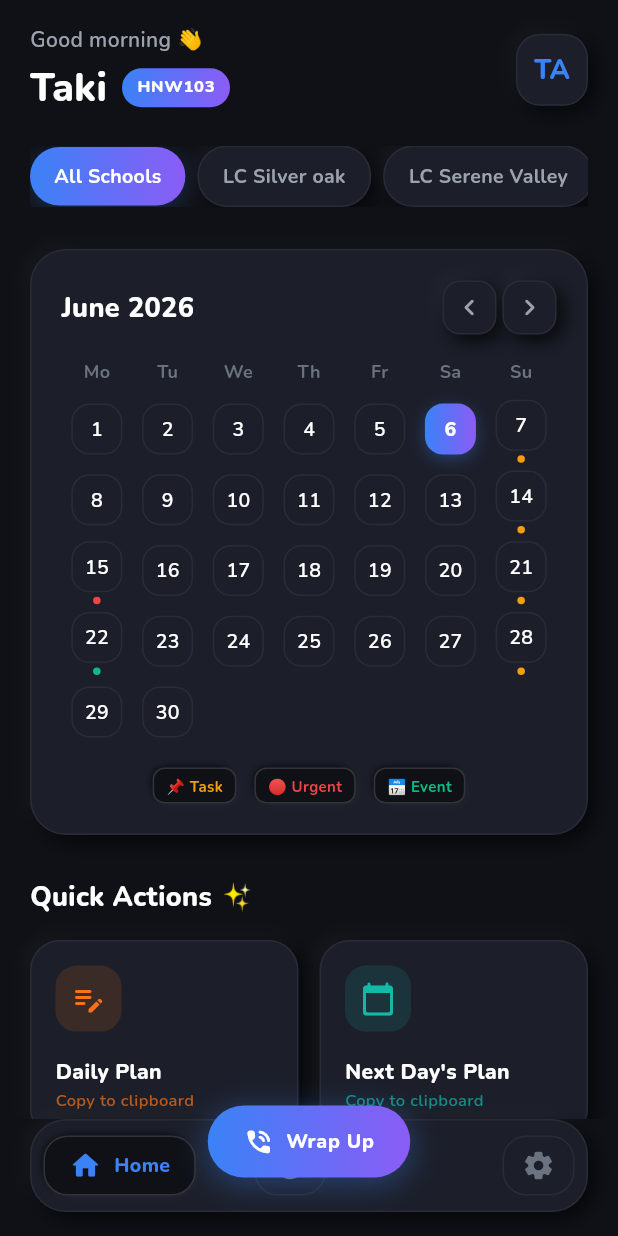
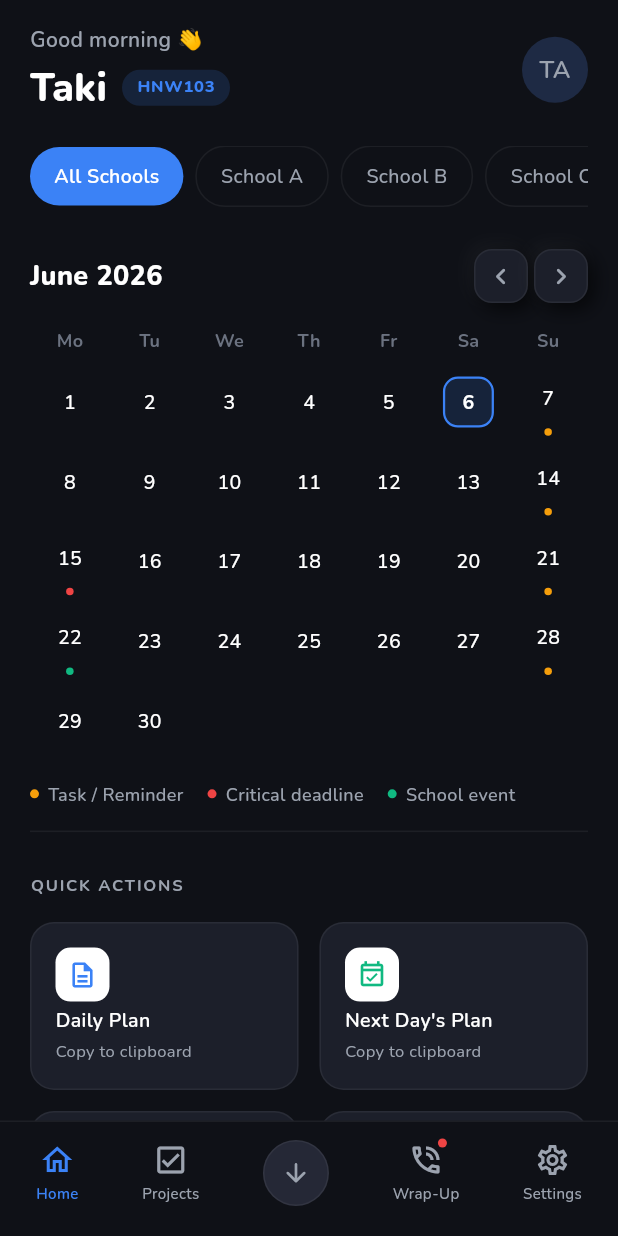
Before and after one commit to TAKIGOKUL/LORENZO-HNW, a Flutter app: the screen it shows after launch, on a phone screen of 412 x 824 dp. Run offline on Flutter 3.47's test engine with Material 3 defaults, Android fonts, the phone set to English and light mode, and no system bars; our stand-ins replace file_picker, flutter_local_notifications, flutter_riverpod, freezed_annotation, go_router, google_fonts and 2 more; missing offline and left inert: home_widget, record; accounts and stored records are empty.

```diff
--- a/lib/core/services/notification_service.dart
+++ b/lib/core/services/notification_service.dart
@@ -1,5 +1,5 @@
-import 'dart:io';
-import 'package:flutter/foundation.dart';
+import 'dart:io' if (dart.library.html) 'dart:html';
+import 'package:flutter/foundation.dart' show kIsWeb;
 import 'package:flutter/material.dart';
 import 'package:flutter_local_notifications/flutter_local_notifications.dart';
 import 'package:timezone/data/latest_all.dart' as tz;
@@ -18,6 +18,7 @@ class NotificationService {
   static const String _periodChannelName = 'Pre-class Period Reminders';
 
   static Future<void> init() async {
+    if (kIsWeb) return; // Notifications not supported on web
     tz.initializeTimeZones();
     try {
       tz.setLocalLocation(tz.getLocation('Asia/Kolkata')); // Standard default for India / HowNWhy
@@ -76,6 +77,7 @@ class NotificationService {
 
   /// Schedule Daily Plan reminder at 6:30 PM (18:30)
   static Future<void> scheduleDailyPlanReminder(bool enabled) async {
+    if (kIsWeb) return;
     try {
       // First cancel existing daily plan reminder
       await _notificationsPlugin.cancel(id: _dailyPlanId);
@@ -129,6 +131,7 @@ class NotificationService {
   /// Reschedule reminders for all periods
   /// Scheduled 10 minutes before the period starts
   static Future<void> rescheduleAllPeriods(List<Period> periods, bool preClassEnabled) async {
+    if (kIsWeb) return;
     try {
       // First, cancel all notifications in the period category range by cancellation or all
       for (final p in periods) {
--- a/lib/features/dashboard/dashboard_screen.dart
+++ b/lib/features/dashboard/dashboard_screen.dart
@@ -59,7 +59,7 @@ class _DashboardScreenState extends ConsumerState<DashboardScreen> {
         ? name.substring(0, 2).toUpperCase()
         : name.substring(0, 1).toUpperCase();
 
-    final schools = ['All Schools', 'LC Silver oak', 'LC Serene Valley', 'LC Svmps'];
+    final schools = ['All Schools', 'School A', 'School B', 'School C'];
 
     return Column(
       crossAxisAlignment: CrossAxisAlignment.start,
@@ -81,12 +81,12 @@ class _DashboardScreenState extends ConsumerState<DashboardScreen> {
                       Text(name, style: const TextStyle(color: AppColors.textPrimary, fontSize: 26, fontWeight: FontWeight.w800)),
                       const SizedBox(width: 10),
                       Container(
-                        padding: const EdgeInsets.symmetric(horizontal: 10, vertical: 5),
+                        padding: const EdgeInsets.symmetric(horizontal: 10, vertical: 4),
                         decoration: BoxDecoration(
-                          gradient: const LinearGradient(colors: [AppColors.primary, AppColors.purple]),
+                          color: AppColors.primary.withAlpha(40),
                           borderRadius: BorderRadius.circular(20),
                         ),
-                        child: Text(empCode, style: const TextStyle(color: Colors.white, fontSize: 11, fontWeight: FontWeight.w800, letterSpacing: 0.5)),
+                        child: Text(empCode, style: const TextStyle(color: AppColors.primary, fontSize: 11, fontWeight: FontWeight.w800, letterSpacing: 0.5)),
                       ),
                     ],
                   ),
@@ -95,11 +95,14 @@ class _DashboardScreenState extends ConsumerState<DashboardScreen> {
             ),
             // Neumorphic avatar
             Container(
-              width: 48,
-              height: 48,
-              decoration: AppColors.neumorphicRaised(radius: 16),
+              width: 44,
+              height: 44,
+              decoration: const BoxDecoration(
+                color: Color(0xFF1E2A44),
+                shape: BoxShape.circle,
+              ),
               child: Center(
-                child: Text(initials, style: const TextStyle(color: AppColors.primary, fontWeight: FontWeight.w800, fontSize: 18)),
+                child: Text(initials, style: const TextStyle(color: AppColors.textSecondary, fontWeight: FontWeight.w600, fontSize: 16)),
               ),
             ),
           ],
@@ -121,14 +124,17 @@ class _DashboardScreenState extends ConsumerState<DashboardScreen> {
                     padding: const EdgeInsets.symmetric(horizontal: 16, vertical: 10),
                     decoration: isActive
                         ? BoxDecoration(
-                            gradient: const LinearGradient(colors: [AppColors.primary, AppColors.purple]),
+                            color: AppColors.primary,
                             borderRadius: BorderRadius.circular(20),
-                            boxShadow: [BoxShadow(color: AppColors.primary.withAlpha(60), blurRadius: 12, offset: const Offset(0, 4))],
                           )
-                        : AppColors.neumorphicRaised(radius: 20),
+                        : BoxDecoration(
+                            color: Colors.transparent,
+                            borderRadius: BorderRadius.circular(20),
+                            border: Border.all(color: AppColors.borderSubtle),
+                          ),
                     child: Text(
                       s,
-                      style: TextStyle(color: isActive ? Colors.white : AppColors.textSecondary, fontWeight: FontWeight.w700, fontSize: 13),
+                      style: TextStyle(color: isActive ? Colors.white : AppColors.textSecondary, fontWeight: isActive ? FontWeight.w600 : FontWeight.w500, fontSize: 13),
                     ),
                   ),
                 ),
@@ -141,10 +147,7 @@ class _DashboardScreenState extends ConsumerState<DashboardScreen> {
   }
 
   Widget _buildCalendarCard() {
-    return Container(
-      padding: const EdgeInsets.all(20),
-      decoration: AppColors.neumorphicRaised(radius: 24),
-      child: Column(
+    return Column(
         children: [
           Row(
             mainAxisAlignment: MainAxisAlignment.spaceBetween,
@@ -180,18 +183,19 @@ class _DashboardScreenState extends ConsumerState<DashboardScreen> {
           _buildDayGrid(),
           const SizedBox(height: 12),
           Row(
-            mainAxisAlignment: MainAxisAlignment.center,
+            mainAxisAlignment: MainAxisAlignment.start,
             children: [
-              _legendChip('📌 Task', AppColors.warning),
-              const SizedBox(width: 12),
-              _legendChip('🔴 Urgent', AppColors.danger),
-              const SizedBox(width: 12),
-              _legendChip('📅 Event', AppColors.success),
+              _legendChip('Task / Reminder', AppColors.warning),
+              const SizedBox(width: 16),
+              _legendChip('Critical deadline', AppColors.danger),
+              const SizedBox(width: 16),
+              _legendChip('School event', AppColors.success),
             ],
           ),
+          const SizedBox(height: 16),
+          const Divider(color: AppColors.borderSubtle, height: 1),
         ],
-      ),
-    );
+      );
   }
 
   Widget _navButton(IconData icon, VoidCallback onTap) {
@@ -239,17 +243,17 @@ class _DashboardScreenState extends ConsumerState<DashboardScreen> {
                 height: 34,
                 decoration: isToday
                     ? BoxDecoration(
-                        gradient: const LinearGradient(colors: [AppColors.primary, AppColors.purple]),
-                        borderRadius: BorderRadius.circular(12),
-                        boxShadow: [BoxShadow(color: AppColors.primary.withAlpha(80), blurRadius: 8, offset: const Offset(0, 3))],
+                        color: AppColors.primary.withAlpha(40),
+                        border: Border.all(color: AppColors.primary, width: 1.5),
+                        borderRadius: BorderRadius.circular(10),
                       )
-                    : AppColors.neumorphicFlat(radius: 12),
+                    : null,
                 child: Center(
                   child: Text(
                     '$day',
                     style: TextStyle(
                       color: isToday ? Colors.white : AppColors.textPrimary,
-                      fontWeight: isToday ? FontWeight.w800 : FontWeight.w600,
+                      fontWeight: isToday ? FontWeight.w700 : FontWeight.w500,
                       fontSize: 13,
                     ),
                   ),
@@ -274,10 +278,13 @@ class _DashboardScreenState extends ConsumerState<DashboardScreen> {
   Widget _dot(Color c) => Container(margin: const EdgeInsets.symmetric(horizontal: 1), width: 5, height: 5, decoration: BoxDecoration(color: c, shape: BoxShape.circle));
 
   Widget _legendChip(String label, Color color) {
-    return Container(
-      padding: const EdgeInsets.symmetric(horizontal: 8, vertical: 4),
-      decoration: AppColors.neumorphicPressed(radius: 8),
-      child: Text(label, style: TextStyle(color: color, fontSize: 10, fontWeight: FontWeight.w700)),
+    return Row(
+      mainAxisSize: MainAxisSize.min,
+      children: [
+        Container(width: 6, height: 6, decoration: BoxDecoration(color: color, shape: BoxShape.circle)),
+        const SizedBox(width: 6),
+        Text(label, style: const TextStyle(color: AppColors.textSecondary, fontSize: 12, fontWeight: FontWeight.w500)),
+      ],
     );
   }
 
@@ -285,7 +292,7 @@ class _DashboardScreenState extends ConsumerState<DashboardScreen> {
     return Column(
       crossAxisAlignment: CrossAxisAlignment.start,
       children: [
-        const Text('Quick Actions ✨', style: TextStyle(color: AppColors.textPrimary, fontSize: 18, fontWeight: FontWeight.w800)),
+        const Text('QUICK ACTIONS', style: TextStyle(color: AppColors.textSecondary, fontSize: 11, fontWeight: FontWeight.w700, letterSpacing: 1.2)),
         const SizedBox(height: 16),
         GridView.count(
           crossAxisCount: 2,
@@ -293,14 +300,14 @@ class _DashboardScreenState extends ConsumerState<DashboardScreen> {
           physics: const NeverScrollableScrollPhysics(),
           crossAxisSpacing: 14,
           mainAxisSpacing: 14,
-          childAspectRatio: 1.35,
+          childAspectRatio: 1.6,
           children: [
-            _ActionCard(icon: Icons.edit_note_rounded, title: 'Daily Plan', subtitle: 'Copy to clipboard', iconColor: AppColors.orange, onTap: () => context.push('/daily-plan')),
-            _ActionCard(icon: Icons.calendar_today_rounded, title: "Next Day's Plan", subtitle: 'Copy to clipboard', iconColor: AppColors.teal, onTap: () => context.push('/next-day-plan')),
-            _ActionCard(icon: Icons.grid_view_rounded, title: 'Weekly Plan', subtitle: 'Export to Docs', iconColor: AppColors.purple),
-            _ActionCard(icon: Icons.access_time_rounded, title: 'Timetable', subtitle: 'View by school', iconColor: AppColors.primary, onTap: () => context.push('/timetable')),
-            const _ActionCard(icon: Icons.cloud_upload_rounded, title: 'Drive Upload', subtitle: 'Photos & media', iconColor: AppColors.danger),
-            _ActionCard(icon: Icons.mic_rounded, title: 'Voice Note', subtitle: 'NLP debrief', iconColor: AppColors.success, onTap: () => context.push('/voice-debrief')),
+            _ActionCard(icon: Icons.description_outlined, title: 'Daily Plan', subtitle: 'Copy to clipboard', iconColor: const Color(0xFF3B82F6), onTap: () => context.push('/daily-plan')),
+            _ActionCard(icon: Icons.event_available_outlined, title: "Next Day's Plan", subtitle: 'Copy to clipboard', iconColor: const Color(0xFF10B981), onTap: () => context.push('/next-day-plan')),
+            _ActionCard(icon: Icons.assignment_outlined, title: 'Weekly Plan', subtitle: 'Export to Google Docs', iconColor: const Color(0xFFF97316)),
+            _ActionCard(icon: Icons.grid_view_rounded, title: 'Timetable', subtitle: 'View by school / day', iconColor: const Color(0xFF8B5CF6), onTap: () => context.push('/timetable')),
+            const _ActionCard(icon: Icons.add_to_drive_outlined, title: 'Drive Upload', subtitle: 'Photos & media', iconColor: Color(0xFFEF4444)),
+            _ActionCard(icon: Icons.mic_none_rounded, title: 'Voice Note', subtitle: 'NLP debrief widget', iconColor: const Color(0xFF06B6D4), onTap: () => context.push('/voice-debrief')),
           ],
         ),
       ],
@@ -323,20 +330,24 @@ class _ActionCard extends StatelessWidget {
       onTap: onTap,
       child: Container(
         padding: const EdgeInsets.all(16),
-        decoration: AppColors.neumorphicRaised(radius: 20),
+        decoration: BoxDecoration(
+          color: AppColors.surfaceCard,
+          borderRadius: BorderRadius.circular(16),
+          border: Border.all(color: AppColors.borderSubtle),
+        ),
         child: Column(
           crossAxisAlignment: CrossAxisAlignment.start,
           children: [
             Container(
-              width: 44,
-              height: 44,
-              decoration: BoxDecoration(color: iconColor.withAlpha(35), borderRadius: BorderRadius.circular(14)),
-              child: Icon(icon, color: iconColor, size: 24),
+              width: 36,
+              height: 36,
+              decoration: BoxDecoration(color: Colors.white, borderRadius: BorderRadius.circular(10)),
+              child: Icon(icon, color: iconColor, size: 20),
             ),
             const Spacer(),
-            Text(title, style: const TextStyle(color: AppColors.textPrimary, fontWeight: FontWeight.w800, fontSize: 14)),
-            const SizedBox(height: 2),
-            Text(subtitle, style: TextStyle(color: iconColor.withAlpha(180), fontSize: 11, fontWeight: FontWeight.w600)),
+            Text(title, style: const TextStyle(color: AppColors.textPrimary, fontWeight: FontWeight.w600, fontSize: 13)),
+            const SizedBox(height: 4),
+            Text(subtitle, style: const TextStyle(color: AppColors.textSecondary, fontSize: 11, fontWeight: FontWeight.w400)),
           ],
         ),
       ),
--- a/lib/features/voice_widget/voice_debrief_screen.dart
+++ b/lib/features/voice_widget/voice_debrief_screen.dart
@@ -1,6 +1,6 @@
 import 'dart:async';
 import 'dart:math';
-import 'dart:io';
+import 'package:flutter/foundation.dart' show kIsWeb;
 import 'package:flutter/material.dart';
 import 'package:record/record.dart';
 import 'package:path_provider/path_provider.dart';
@@ -29,6 +29,12 @@ class _VoiceDebriefScreenState extends State<VoiceDebriefScreen> {
   }
 
   Future<void> _startRecording() async {
+    if (kIsWeb) {
+      // On web: show a stub UI (mic recording not supported without WASM)
+      if (mounted) setState(() => _recordDuration = 0);
+      _startTimer();
+      return;
+    }
     try {
       if (await _audioRecorder.hasPermission()) {
         // Record to a temporary path
--- a/lib/features/voice_widget/voice_widget.dart
+++ b/lib/features/voice_widget/voice_widget.dart
@@ -1,15 +1,15 @@
+import 'package:flutter/foundation.dart' show kIsWeb;
 import 'package:flutter/material.dart';
 import 'package:home_widget/home_widget.dart';
 
 class VoiceWidget {
-  static const String _appGroupId = 'com.example.lorenzo'; // Should match iOS
+  static const String _appGroupId = 'com.example.lorenzo';
   static const String _iOSWidgetName = 'VoiceWidget';
   static const String _androidWidgetName = 'VoiceWidgetProvider';
 
   static Future<void> init() async {
+    if (kIsWeb) return; // home_widget not supported on web
     await HomeWidget.setAppGroupId(_appGroupId);
-
-    // Register interop callback
     HomeWidget.registerInteractivityCallback(backgroundCallback);
   }
 }
--- a/lib/main.dart
+++ b/lib/main.dart
@@ -1,3 +1,4 @@
+import 'package:flutter/foundation.dart' show kIsWeb;
 import 'package:flutter/material.dart';
 import 'package:flutter_riverpod/flutter_riverpod.dart';
 import 'core/services/storage_service.dart';
@@ -15,6 +16,7 @@ void main() async {
     debugPrint('StorageService init error: $e');
   }
 
+  if (!kIsWeb) {
     try {
       await NotificationService.init();
     } catch (e) {
@@ -25,6 +27,7 @@ void main() async {
       await VoiceWidget.init();
     } catch (e) {
       debugPrint('VoiceWidget init error: $e');
+    }
   }
 
   runApp(
@@ -71,6 +74,15 @@ class _LorenzoAppState extends State<LorenzoApp> {
       debugShowCheckedModeBanner: false,
       theme: AppTheme.darkTheme,
       routerConfig: appRouter,
+      builder: (context, child) {
+        // Responsive web wrapper: constrain to max 520px on wide screens
+        return Center(
+          child: ConstrainedBox(
+            constraints: const BoxConstraints(maxWidth: 520),
+            child: child!,
+          ),
+        );
+      },
     );
   }
 }
--- a/lib/shared/widgets/app_shell.dart
+++ b/lib/shared/widgets/app_shell.dart
@@ -10,14 +10,15 @@ class AppShell extends StatelessWidget {
     switch (index) {
       case 0: context.go('/'); break;
       case 1: context.go('/projects'); break;
-      case 2: context.go('/settings'); break;
+      case 2: context.push('/wrap-up-call'); break;
+      case 3: context.push('/settings'); break;
     }
   }
 
   int _calculateSelectedIndex(BuildContext context) {
     final String location = GoRouterState.of(context).uri.path;
     if (location.startsWith('/projects')) return 1;
-    if (location.startsWith('/settings')) return 2;
+    if (location.startsWith('/settings')) return 4;
     return 0;
   }
 
@@ -28,45 +29,32 @@ class AppShell extends StatelessWidget {
     return Scaffold(
       backgroundColor: AppColors.background,
       body: child,
-      floatingActionButtonLocation: FloatingActionButtonLocation.centerDocked,
-      floatingActionButton: GestureDetector(
-        onTap: () => context.push('/wrap-up-call'),
-        child: Container(
-          margin: const EdgeInsets.only(top: 30),
-          padding: const EdgeInsets.symmetric(horizontal: 24, vertical: 14),
-          decoration: BoxDecoration(
-            gradient: const LinearGradient(colors: [AppColors.primary, AppColors.purple]),
-            borderRadius: BorderRadius.circular(30),
-            boxShadow: [
-              BoxShadow(
-                color: AppColors.primary.withAlpha(80),
-                blurRadius: 15,
-                spreadRadius: 2,
-                offset: const Offset(0, 4),
-              )
-            ],
-          ),
-          child: const Row(
-            mainAxisSize: MainAxisSize.min,
-            children: [
-              Icon(Icons.phone_in_talk_rounded, color: Colors.white, size: 20),
-              SizedBox(width: 8),
-              Text('Wrap Up', style: TextStyle(color: Colors.white, fontWeight: FontWeight.w800, fontSize: 13, letterSpacing: 0.5)),
-            ],
-          ),
+      bottomNavigationBar: Container(
+        padding: const EdgeInsets.only(top: 12, bottom: 20, left: 24, right: 24),
+        decoration: const BoxDecoration(
+          color: AppColors.background,
+          border: Border(top: BorderSide(color: AppColors.borderSubtle)),
         ),
-      ),
-      bottomNavigationBar: Container(
-        margin: const EdgeInsets.fromLTRB(20, 0, 20, 16),
-        padding: const EdgeInsets.symmetric(horizontal: 8, vertical: 10),
-        decoration: AppColors.neumorphicRaised(radius: 24),
         child: Row(
           mainAxisAlignment: MainAxisAlignment.spaceBetween,
           children: [
-            _NavItem(icon: Icons.home_rounded, label: 'Home', isActive: selected == 0, color: AppColors.primary, onTap: () => _onTap(context, 0)),
-            _NavItem(icon: Icons.check_circle_rounded, label: 'Projects', isActive: selected == 1, color: AppColors.teal, onTap: () => _onTap(context, 1)),
-            const SizedBox(width: 40), // Spacer for the FAB
-            _NavItem(icon: Icons.settings_rounded, label: 'Settings', isActive: selected == 2, color: AppColors.purple, onTap: () => _onTap(context, 2)),
+            _NavItem(icon: Icons.home_outlined, label: 'Home', isActive: selected == 0, color: AppColors.primary, onTap: () => _onTap(context, 0)),
+            _NavItem(icon: Icons.check_box_outlined, label: 'Projects', isActive: selected == 1, color: AppColors.textSecondary, onTap: () => _onTap(context, 1)),
+            GestureDetector(
+              onTap: () {}, // Center FAB action
+              child: Container(
+                width: 44,
+                height: 44,
+                decoration: BoxDecoration(
+                  color: AppColors.surfaceElevated,
+                  shape: BoxShape.circle,
+                  border: Border.all(color: AppColors.borderSubtle),
+                ),
+                child: const Icon(Icons.arrow_downward_rounded, color: AppColors.textSecondary, size: 20),
+              ),
+            ),
+            _NavItem(icon: Icons.phone_in_talk_outlined, label: 'Wrap-Up', isActive: selected == 2, color: AppColors.textSecondary, onTap: () => _onTap(context, 2), hasDot: true),
+            _NavItem(icon: Icons.settings_outlined, label: 'Settings', isActive: selected == 4, color: AppColors.textSecondary, onTap: () => _onTap(context, 3)),
           ],
         ),
       ),
@@ -80,28 +68,40 @@ class _NavItem extends StatelessWidget {
   final bool isActive;
   final Color color;
   final VoidCallback onTap;
+  final bool hasDot;
 
-  const _NavItem({required this.icon, required this.label, required this.isActive, required this.color, required this.onTap});
+  const _NavItem({required this.icon, required this.label, required this.isActive, required this.color, required this.onTap, this.hasDot = false});
 
   @override
   Widget build(BuildContext context) {
     return GestureDetector(
       onTap: onTap,
       behavior: HitTestBehavior.opaque,
-      child: AnimatedContainer(
-        duration: const Duration(milliseconds: 200),
-        padding: EdgeInsets.symmetric(horizontal: isActive ? 16 : 12, vertical: 8),
-        decoration: isActive ? AppColors.neumorphicPressed(radius: 16) : AppColors.neumorphicFlat(radius: 16),
-        child: Row(
-          mainAxisSize: MainAxisSize.min,
-          children: [
-            Icon(icon, color: isActive ? color : AppColors.textTertiary, size: 22),
-            if (isActive) ...[
-              const SizedBox(width: 8),
-              Text(label, style: TextStyle(color: color, fontWeight: FontWeight.w800, fontSize: 13)),
+      child: Column(
+        mainAxisSize: MainAxisSize.min,
+        children: [
+          Stack(
+            clipBehavior: Clip.none,
+            children: [
+              Icon(icon, color: isActive ? color : AppColors.textSecondary, size: 24),
+              if (hasDot)
+                Positioned(
+                  right: -2,
+                  top: -2,
+                  child: Container(
+                    width: 6,
+                    height: 6,
+                    decoration: const BoxDecoration(
+                      color: AppColors.danger,
+                      shape: BoxShape.circle,
+                    ),
+                  ),
+                ),
             ],
-          ],
-        ),
+          ),
+          const SizedBox(height: 4),
+          Text(label, style: TextStyle(color: isActive ? color : AppColors.textSecondary, fontWeight: isActive ? FontWeight.w600 : FontWeight.w500, fontSize: 10)),
+        ],
       ),
     );
   }
--- a/pubspec.yaml
+++ b/pubspec.yaml
@@ -50,6 +50,7 @@ dependencies:
   record: ^6.2.1
   path_provider: ^2.1.5
   home_widget: ^0.9.2
+  shared_preferences: ^2.5.5
 dev_dependencies:
   flutter_test:
     sdk: flutter
```
Also changed, not shown: pubspec.lock, 3 other files. Lines whose indentation alone changed are shown as unchanged.
